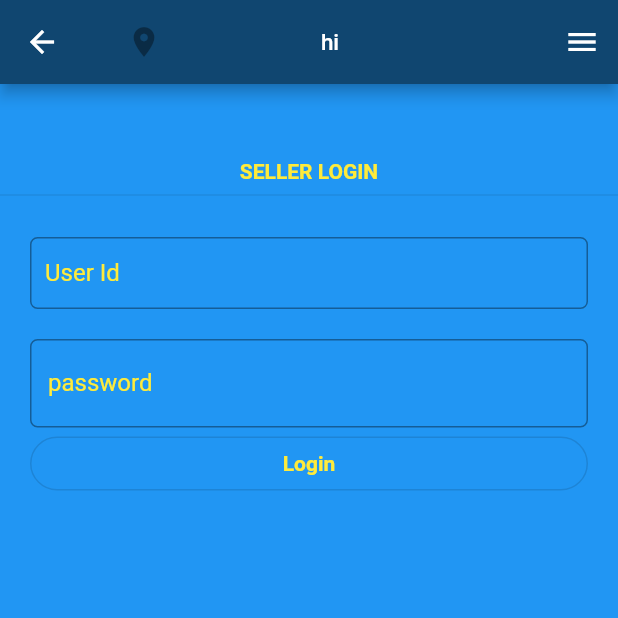
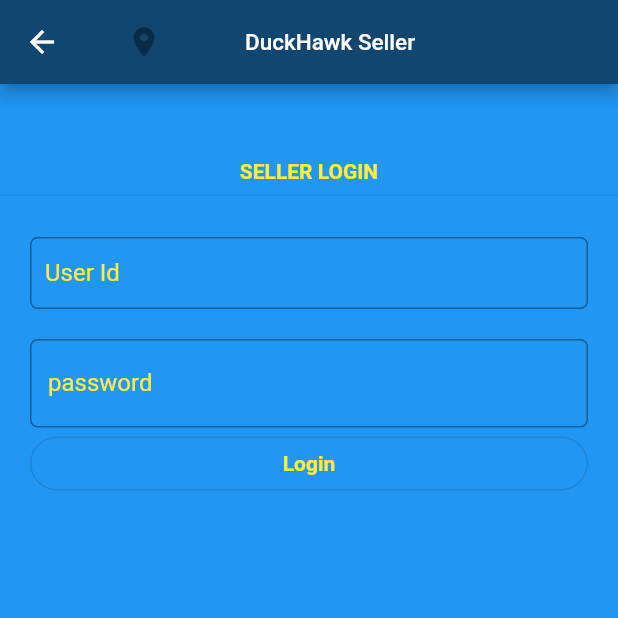
Before and after one commit to i-tick/seller-master, a Flutter app: the screen it shows after launch, after a tap on "SELLER LOGIN", on a phone screen of 412 x 824 dp, the top half of it. Run offline on Flutter 3.47's test engine with Material 2 defaults, Android fonts, the phone set to English and light mode, and no system bars; our stand-ins replace carousel_pro, cloud_firestore, file_picker, firebase_auth, firebase_database, firebase_storage and 4 more; missing offline and left inert: flutter_google_places, geocoder, google_maps_webservice; accounts and stored records are empty.

```diff
--- a/lib/main.dart
+++ b/lib/main.dart
@@ -122,112 +122,112 @@ class _HomePageState extends State<HomePage> {
 
 
 
-      endDrawer: new Drawer(
-        child: new ListView(
-          children: <Widget>[
-            InkWell(
-              child: new UserAccountsDrawerHeader(
-
-
-                accountName: Text(name),
-                accountEmail: null,
-                currentAccountPicture: GestureDetector(
-                    child: new CircleAvatar(
-                      //backgroundImage: ImageProvider("images/men-jeans@2x.png"),
-                      backgroundColor: Colors.grey,
-                    )),
-                decoration: new BoxDecoration(color: Color(0xff104670)),
-              ),
-              onTap: (){
-                Navigator.push(context, MaterialPageRoute(builder: (context)=>new LoginPage()));
-              },
-            ),
-
-            InkWell(
-              onTap: () {},
-              child: ListTile(
-                title: Text('Men'),
-              ),
-            ),
-            InkWell(
-              onTap: () {},
-              child: ListTile(title: Text('Women')),
-            ),
-            InkWell(
-              onTap: () {
-                //Navigator.push(context, MaterialPageRoute(builder: (context)=>new electronics()));
-              },
-              child: ListTile(title: Text('Electronics')),
-            ),
-            InkWell(
-              onTap: () {},
-              child: ListTile(title: Text('Sports')),
-            ),
-            InkWell(
-              onTap: () {},
-              child: ListTile(title: Text('Books')),
-            ),
-            InkWell(
-              onTap: () {},
-              child: ListTile(title: Text('Home & Furniture')),
-            ),
-            InkWell(
-              onTap: () {},
-              child: ListTile(title: Text('Beauty & Personal Care')),
-            ),
-            Divider(),
-            Container(
-                color: Color(0xffaaaaaa),
-                child: new Column(
-                  children: <Widget>[
-                    InkWell(
-                      onTap: () {},
-                      child: ListTile(title: Text('My Orders')),
-                    ),
-                    InkWell(
-                      onTap: () {
-                        //Navigator.push(context, MaterialPageRoute(builder: (context)=>new cart()));
-                      },
-                      child: ListTile(title: Text('My Cart')),
-                    ),
-                    InkWell(
-                      onTap: () {
-                        //Navigator.push(context, MaterialPageRoute(builder: (context)=>new account()));
-                      },
-                      child: ListTile(title: Text('Account')),
-                    ),
-                    InkWell(
-                      onTap: () {},
-                      child: ListTile(title: Text('Notifications')),
-                    ),
-                    InkWell(
-                      onTap: () {},
-                      child: ListTile(title: Text('Budget')),
-                    ),
-                    InkWell(
-                      onTap: () {},
-                      child: ListTile(title: Text('Share')),
-                    ),
-                    InkWell(
-                      onTap: () {},
-                      child: ListTile(title: Text('Settings')),
-                    ),
-                    InkWell(
-                      onTap: () {
-                        _signOut();
-                        name="hi";
-                      },
-                      child: ListTile(title: Text('LOGOUT')),
-                    ),
-                    InkWell(
-                      onTap: () {},
-                      child: ListTile(title: Text('HELP')),
-                    )
-                  ],
-                )),
-          ],
-        ),
-      ),
+//      endDrawer: new Drawer(
+//        child: new ListView(
+//          children: <Widget>[
+//            InkWell(
+//              child: new UserAccountsDrawerHeader(
+//
+//
+//                accountName: Text(name),
+//                accountEmail: null,
+//                currentAccountPicture: GestureDetector(
+//                    child: new CircleAvatar(
+//                      //backgroundImage: ImageProvider("images/men-jeans@2x.png"),
+//                      backgroundColor: Colors.grey,
+//                    )),
+//                decoration: new BoxDecoration(color: Color(0xff104670)),
+//              ),
+//              onTap: (){
+//                Navigator.push(context, MaterialPageRoute(builder: (context)=>new LoginPage()));
+//              },
+//            ),
+//
+//            InkWell(
+//              onTap: () {},
+//              child: ListTile(
+//                title: Text('Men'),
+//              ),
+//            ),
+//            InkWell(
+//              onTap: () {},
+//              child: ListTile(title: Text('Women')),
+//            ),
+//            InkWell(
+//              onTap: () {
+//                //Navigator.push(context, MaterialPageRoute(builder: (context)=>new electronics()));
+//              },
+//              child: ListTile(title: Text('Electronics')),
+//            ),
+//            InkWell(
+//              onTap: () {},
+//              child: ListTile(title: Text('Sports')),
+//            ),
+//            InkWell(
+//              onTap: () {},
+//              child: ListTile(title: Text('Books')),
+//            ),
+//            InkWell(
+//              onTap: () {},
+//              child: ListTile(title: Text('Home & Furniture')),
+//            ),
+//            InkWell(
+//              onTap: () {},
+//              child: ListTile(title: Text('Beauty & Personal Care')),
+//            ),
+//            Divider(),
+//            Container(
+//                color: Color(0xffaaaaaa),
+//                child: new Column(
+//                  children: <Widget>[
+//                    InkWell(
+//                      onTap: () {},
+//                      child: ListTile(title: Text('My Orders')),
+//                    ),
+//                    InkWell(
+//                      onTap: () {
+//                        //Navigator.push(context, MaterialPageRoute(builder: (context)=>new cart()));
+//                      },
+//                      child: ListTile(title: Text('My Cart')),
+//                    ),
+//                    InkWell(
+//                      onTap: () {
+//                        //Navigator.push(context, MaterialPageRoute(builder: (context)=>new account()));
+//                      },
+//                      child: ListTile(title: Text('Account')),
+//                    ),
+//                    InkWell(
+//                      onTap: () {},
+//                      child: ListTile(title: Text('Notifications')),
+//                    ),
+//                    InkWell(
+//                      onTap: () {},
+//                      child: ListTile(title: Text('Budget')),
+//                    ),
+//                    InkWell(
+//                      onTap: () {},
+//                      child: ListTile(title: Text('Share')),
+//                    ),
+//                    InkWell(
+//                      onTap: () {},
+//                      child: ListTile(title: Text('Settings')),
+//                    ),
+//                    InkWell(
+//                      onTap: () {
+//                        _signOut();
+//                        name="hi";
+//                      },
+//                      child: ListTile(title: Text('LOGOUT')),
+//                    ),
+//                    InkWell(
+//                      onTap: () {},
+//                      child: ListTile(title: Text('HELP')),
+//                    )
+//                  ],
+//                )),
+//          ],
+//        ),
+//      ),
         body: new ListView(
 
           children: <Widget>[
--- a/lib/pages/sellerlogin.dart
+++ b/lib/pages/sellerlogin.dart
@@ -43,7 +43,7 @@ class _SellerLoginState extends State<SellerLogin> {
                               width: 200,
                               child: new FlatButton(onPressed: () {
                                 //Navigator.push(context, MaterialPageRoute(builder: (context)=>new Lo()));
-                              }, child: Text("hi", style: new TextStyle(
+                              }, child: Text("DuckHawk Seller", style: new TextStyle(
                                   fontSize: 15.0, color: Colors.white),))),)
                         //child: new FlatButton(onPre,new Text("${widget.add}",style: new TextStyle(fontSize: 15.0),)))),
 
@@ -60,106 +60,106 @@ class _SellerLoginState extends State<SellerLogin> {
 
         ),
 
-        endDrawer: new Drawer(
-          child: new ListView(
-            children: <Widget>[
-              InkWell(
-                child: new UserAccountsDrawerHeader(
-
-
-                  accountName: Text("hi"),
-                  accountEmail: null,
-                  currentAccountPicture: GestureDetector(
-                      child: new CircleAvatar(
-                        //backgroundImage: ImageProvider("images/men-jeans@2x.png"),
-                        backgroundColor: Colors.grey,
-                      )),
-                  decoration: new BoxDecoration(color: Color(0xff104670)),
-                ),
-                onTap: () {
-                  //Navigator.push(context, MaterialPageRoute(builder: (context)=>new LoginPage()));
-                },
-              ),
-
-              InkWell(
-                onTap: () {},
-                child: ListTile(
-                  title: Text('Men'),
-                ),
-              ),
-              InkWell(
-                onTap: () {},
-                child: ListTile(title: Text('Women')),
-              ),
-              InkWell(
-                onTap: () {},
-                child: ListTile(title: Text('Electronics')),
-              ),
-              InkWell(
-                onTap: () {},
-                child: ListTile(title: Text('Sports')),
-              ),
-              InkWell(
-                onTap: () {},
-                child: ListTile(title: Text('Books')),
-              ),
-              InkWell(
-                onTap: () {},
-                child: ListTile(title: Text('Home & Furniture')),
-              ),
-              InkWell(
-                onTap: () {},
-                child: ListTile(title: Text('Beauty & Personal Care')),
-              ),
-              Divider(),
-              Container(
-                  color: Color(0xffaaaaaa),
-                  child: new Column(
-                    children: <Widget>[
-                      InkWell(
-                        onTap: () {},
-                        child: ListTile(title: Text('My Orders')),
-                      ),
-                      InkWell(
-                        onTap: () {},
-                        child: ListTile(title: Text('My Cart')),
-                      ),
-                      InkWell(
-                        onTap: () {},
-                        child: ListTile(title: Text('Account')),
-                      ),
-                      InkWell(
-                        onTap: () {},
-                        child: ListTile(title: Text('Notifications')),
-                      ),
-                      InkWell(
-                        onTap: () {},
-                        child: ListTile(title: Text('Budget')),
-                      ),
-                      InkWell(
-                        onTap: () {},
-                        child: ListTile(title: Text('Share')),
-                      ),
-                      InkWell(
-                        onTap: () {},
-                        child: ListTile(title: Text('Settings')),
-                      ),
-                      InkWell(
-                        onTap: () {
-                          //_signOut();
-                          //name="hi";
-                        },
-                        child: ListTile(title: Text('LOGOUT')),
-                      ),
-                      InkWell(
-                        onTap: () {},
-                        child: ListTile(title: Text('HELP')),
-                      )
-                    ],
-                  )),
-            ],
-          ),
-        ),
+//        endDrawer: new Drawer(
+//          child: new ListView(
+//            children: <Widget>[
+//              InkWell(
+//                child: new UserAccountsDrawerHeader(
+//
+//
+//                  accountName: Text("hi"),
+//                  accountEmail: null,
+//                  currentAccountPicture: GestureDetector(
+//                      child: new CircleAvatar(
+//                        //backgroundImage: ImageProvider("images/men-jeans@2x.png"),
+//                        backgroundColor: Colors.grey,
+//                      )),
+//                  decoration: new BoxDecoration(color: Color(0xff104670)),
+//                ),
+//                onTap: () {
+//                  //Navigator.push(context, MaterialPageRoute(builder: (context)=>new LoginPage()));
+//                },
+//              ),
+//
+//              InkWell(
+//                onTap: () {},
+//                child: ListTile(
+//                  title: Text('Men'),
+//                ),
+//              ),
+//              InkWell(
+//                onTap: () {},
+//                child: ListTile(title: Text('Women')),
+//              ),
+//              InkWell(
+//                onTap: () {},
+//                child: ListTile(title: Text('Electronics')),
+//              ),
+//              InkWell(
+//                onTap: () {},
+//                child: ListTile(title: Text('Sports')),
+//              ),
+//              InkWell(
+//                onTap: () {},
+//                child: ListTile(title: Text('Books')),
+//              ),
+//              InkWell(
+//                onTap: () {},
+//                child: ListTile(title: Text('Home & Furniture')),
+//              ),
+//              InkWell(
+//                onTap: () {},
+//                child: ListTile(title: Text('Beauty & Personal Care')),
+//              ),
+//              Divider(),
+//              Container(
+//                  color: Color(0xffaaaaaa),
+//                  child: new Column(
+//                    children: <Widget>[
+//                      InkWell(
+//                        onTap: () {},
+//                        child: ListTile(title: Text('My Orders')),
+//                      ),
+//                      InkWell(
+//                        onTap: () {},
+//                        child: ListTile(title: Text('My Cart')),
+//                      ),
+//                      InkWell(
+//                        onTap: () {},
+//                        child: ListTile(title: Text('Account')),
+//                      ),
+//                      InkWell(
+//                        onTap: () {},
+//                        child: ListTile(title: Text('Notifications')),
+//                      ),
+//                      InkWell(
+//                        onTap: () {},
+//                        child: ListTile(title: Text('Budget')),
+//                      ),
+//                      InkWell(
+//                        onTap: () {},
+//                        child: ListTile(title: Text('Share')),
+//                      ),
+//                      InkWell(
+//                        onTap: () {},
+//                        child: ListTile(title: Text('Settings')),
+//                      ),
+//                      InkWell(
+//                        onTap: () {
+//                          //_signOut();
+//                          //name="hi";
+//                        },
+//                        child: ListTile(title: Text('LOGOUT')),
+//                      ),
+//                      InkWell(
+//                        onTap: () {},
+//                        child: ListTile(title: Text('HELP')),
+//                      )
+//                    ],
+//                  )),
+//            ],
+//          ),
+//        ),
         body: new ListView(
 
           children: <Widget>[
```
Also changed, not shown: lib/pages/add_product.dart (+3 -30 lines), lib/pages/register.dart (+6 -1 lines), pubspec.lock, 1 other file.
